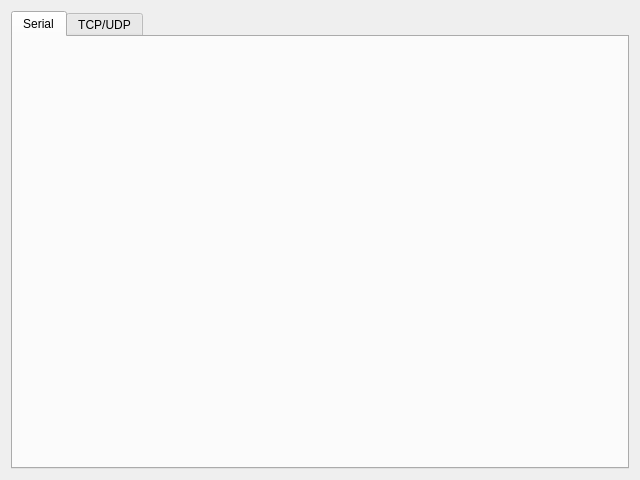
This is widget.ui in leon-sl/PyQt_Upper_Tools as Qt 5 draws it before an edit. The edited form follows.
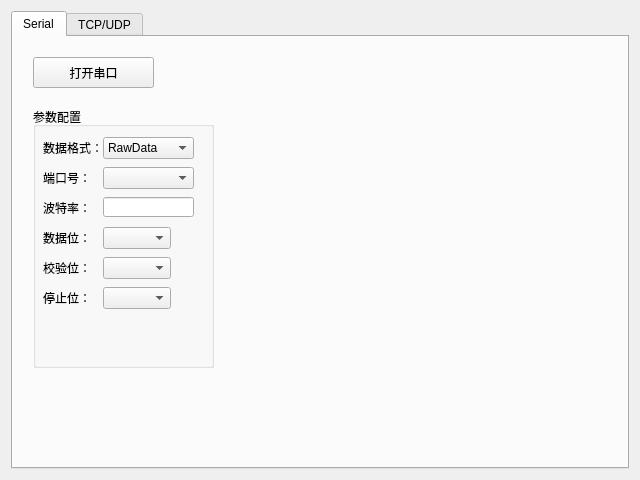
This is the edited form.

```diff
--- a/widget.ui
+++ b/widget.ui
@@ -16,6 +16,9 @@
   <layout class="QHBoxLayout" name="horizontalLayout">
    <item>
     <widget class="QTabWidget" name="tabFeature">
+     <property name="styleSheet">
+      <string notr="true"/>
+     </property>
      <property name="currentIndex">
       <number>0</number>
      </property>
@@ -23,6 +26,180 @@
       <attribute name="title">
        <string>Serial</string>
       </attribute>
+      <widget class="QPushButton" name="pushButton">
+       <property name="geometry">
+        <rect>
+         <x>20</x>
+         <y>20</y>
+         <width>121</width>
+         <height>31</height>
+        </rect>
+       </property>
+       <property name="text">
+        <string>打开串口</string>
+       </property>
+      </widget>
+      <widget class="QGroupBox" name="groupBox">
+       <property name="geometry">
+        <rect>
+         <x>20</x>
+         <y>70</y>
+         <width>181</width>
+         <height>261</height>
+        </rect>
+       </property>
+       <property name="title">
+        <string>参数配置</string>
+       </property>
+       <widget class="QLabel" name="label">
+        <property name="geometry">
+         <rect>
+          <x>10</x>
+          <y>30</y>
+          <width>61</width>
+          <height>21</height>
+         </rect>
+        </property>
+        <property name="text">
+         <string>数据格式：</string>
+        </property>
+       </widget>
+       <widget class="QComboBox" name="comboBox">
+        <property name="geometry">
+         <rect>
+          <x>70</x>
+          <y>30</y>
+          <width>91</width>
+          <height>22</height>
+         </rect>
+        </property>
+        <item>
+         <property name="text">
+          <string>RawData</string>
+         </property>
+        </item>
+        <item>
+         <property name="text">
+          <string>Format</string>
+         </property>
+        </item>
+       </widget>
+       <widget class="QLabel" name="label_2">
+        <property name="geometry">
+         <rect>
+          <x>10</x>
+          <y>60</y>
+          <width>61</width>
+          <height>21</height>
+         </rect>
+        </property>
+        <property name="text">
+         <string>端口号：</string>
+        </property>
+       </widget>
+       <widget class="QComboBox" name="comboBox_2">
+        <property name="geometry">
+         <rect>
+          <x>70</x>
+          <y>60</y>
+          <width>91</width>
+          <height>22</height>
+         </rect>
+        </property>
+       </widget>
+       <widget class="QLabel" name="label_3">
+        <property name="geometry">
+         <rect>
+          <x>10</x>
+          <y>90</y>
+          <width>61</width>
+          <height>21</height>
+         </rect>
+        </property>
+        <property name="text">
+         <string>波特率：</string>
+        </property>
+       </widget>
+       <widget class="QLabel" name="label_4">
+        <property name="geometry">
+         <rect>
+          <x>10</x>
+          <y>120</y>
+          <width>61</width>
+          <height>21</height>
+         </rect>
+        </property>
+        <property name="text">
+         <string>数据位：</string>
+        </property>
+       </widget>
+       <widget class="QLabel" name="label_5">
+        <property name="geometry">
+         <rect>
+          <x>10</x>
+          <y>150</y>
+          <width>61</width>
+          <height>21</height>
+         </rect>
+        </property>
+        <property name="text">
+         <string>校验位：</string>
+        </property>
+       </widget>
+       <widget class="QLabel" name="label_6">
+        <property name="geometry">
+         <rect>
+          <x>10</x>
+          <y>180</y>
+          <width>61</width>
+          <height>21</height>
+         </rect>
+        </property>
+        <property name="text">
+         <string>停止位：</string>
+        </property>
+       </widget>
+       <widget class="QLineEdit" name="lineEdit">
+        <property name="geometry">
+         <rect>
+          <x>70</x>
+          <y>90</y>
+          <width>91</width>
+          <height>20</height>
+         </rect>
+        </property>
+       </widget>
+       <widget class="QComboBox" name="comboBox_3">
+        <property name="geometry">
+         <rect>
+          <x>70</x>
+          <y>120</y>
+          <width>68</width>
+          <height>22</height>
+         </rect>
+        </property>
+       </widget>
+       <widget class="QComboBox" name="comboBox_4">
+        <property name="geometry">
+         <rect>
+          <x>70</x>
+          <y>150</y>
+          <width>68</width>
+          <height>22</height>
+         </rect>
+        </property>
+       </widget>
+       <widget class="QComboBox" name="comboBox_5">
+        <property name="geometry">
+         <rect>
+          <x>70</x>
+          <y>180</y>
+          <width>68</width>
+          <height>22</height>
+         </rect>
+        </property>
+       </widget>
+      </widget>
      </widget>
      <widget class="QWidget" name="tab_tcp_udp">
       <attribute name="title">
```
